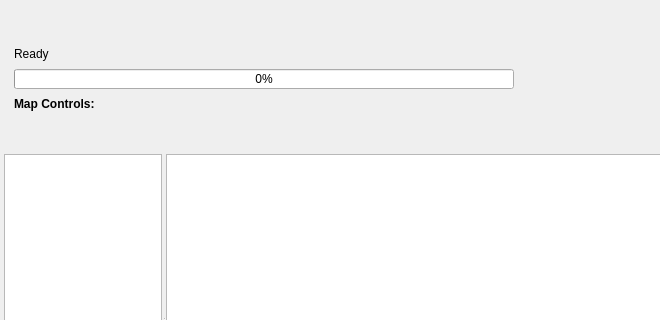
Before: the Qt Designer form myform.ui in Wanan0708/MyGis, drawn with Qt 5; both pictures show x 0 to 660 and y 0 to 320 of the 800 by 500 pixel window.
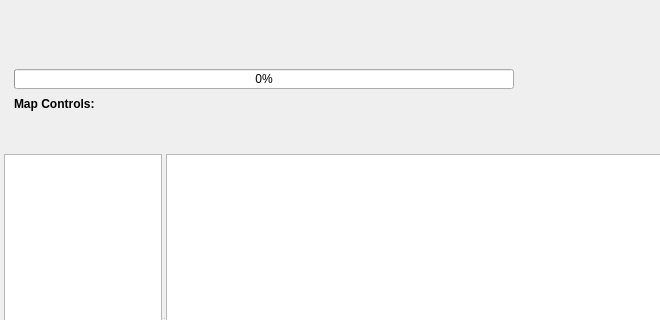
After: the same form once the commit is applied.

```diff
--- a/myform.ui
+++ b/myform.ui
@@ -138,20 +138,8 @@
          <string>Redo</string>
         </property>
        </widget> -->
-       <widget class="QLabel" name="statusLabel">
-        <property name="geometry">
-         <rect>
-          <x>10</x>
-          <y>40</y>
-          <width>500</width>
-          <height>20</height>
-         </rect>
-        </property>
-        <property name="text">
-         <string>Ready</string>
-        </property>
-       </widget>
-       <widget class="QProgressBar" name="progressBar">
+      
+      <widget class="QProgressBar" name="progressBar">
         <property name="geometry">
          <rect>
           <x>10</x>
```
